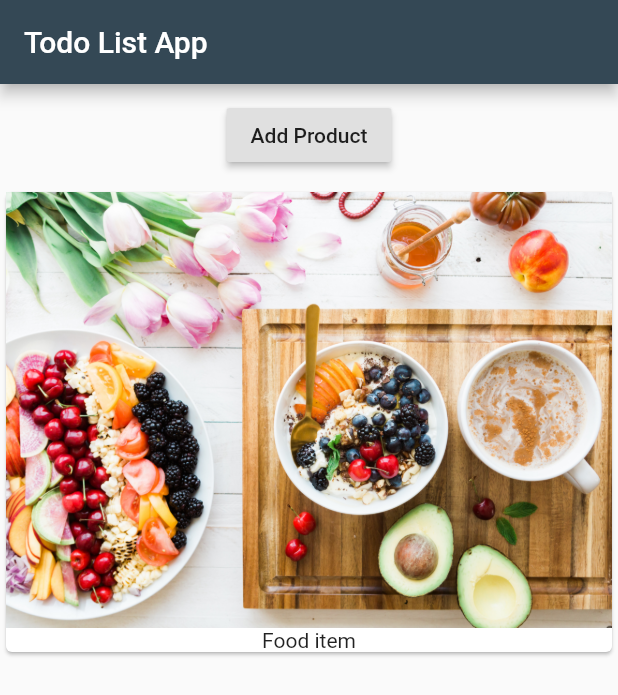
After one commit to AlexeyNovichenko/flutterUniverse, a Flutter app: the screen it shows after launch, on a phone screen of 412 x 824 dp. The commit adds this screen. Shown: the top 695 px of the screen. Run offline on Flutter 3.47's test engine with Material 2 defaults, Android fonts, the phone set to English and light mode, and no system bars.

Commit message:
Modules created

```diff
--- a/todo_app/my_todo_app/lib/main.dart
+++ b/todo_app/my_todo_app/lib/main.dart
@@ -1,21 +1,12 @@
 import "package:flutter/material.dart";
+
+import "./product_manager.dart";
 
 void main() {
   runApp(MyApp());
 }
 
-class MyApp extends StatefulWidget {
-  @override
-  State<StatefulWidget> createState() {
-    return (_MyAppState());
-  }
-}
-
-class _MyAppState extends State<MyApp> {
-  //Adding a property, "products" which is a List of generic type String
-
-  List<String> _product = ["Food item"];
-
+class MyApp extends StatelessWidget {
   @override
   Widget build(BuildContext context) {
     return MaterialApp(
@@ -25,35 +16,10 @@ class _MyAppState extends State<MyApp> {
           backgroundColor: Color.fromRGBO(52, 72, 85, 1),
         ),
         body: SafeArea(
-          child: Column(
-            children: <Widget>[
-              Container(
-                margin: EdgeInsets.all(10.0),
-                child: RaisedButton(
-                  onPressed: () {
-                    setState(() {
-                      _product.add("New food item");
-                      print(_product);
-                    });
-                  },
-                  child: Text("Add Product"),
-                  splashColor: Color.fromRGBO(52, 72, 85, 1),
-                ),
-              ),
-              Column(
-                children: _product
-                .map((element) => Card(
-                    child: Column(
-                      children: <Widget>[
-                        Image.asset("images/fruit.jpg"),
-                        Text(element),
-                      ],
-                    ),
-                  ),
-                ).toList(),
-              )
-            ],
-          ),
+          //Creating a file for the following Container and this container is
+          //now available in ProductManager class i.e. product_manager.dart
+          child: ProductManager()
+          //This content is now moved to Products.dart
         ),
       ),
     );
--- /dev/null
+++ b/todo_app/my_todo_app/lib/product_manager.dart
@@ -0,0 +1,38 @@
+import "package:flutter/material.dart";
+import "./products.dart";
+
+class ProductManager extends StatefulWidget {
+  @override
+  State<StatefulWidget> createState() {
+    return (_ProjectManagerState());
+  }
+}
+
+class _ProjectManagerState extends State<ProductManager> {
+  //Adding a property, "products" which is a List of generic type String
+  List<String> _product = ["Food item"];
+
+  @override
+  Widget build(BuildContext context) {
+    return Column(
+          children: <Widget>[
+            Container(
+              margin: EdgeInsets.all(10.0),
+              child: RaisedButton(
+                onPressed: () {
+                  setState(() {
+                    _product.add("New food item");
+                    print(_product);
+                  });
+                },
+              child: Text("Add Product"),
+              splashColor: Color.fromRGBO(52, 72, 85, 1),
+            ),
+          ),
+
+          //Calling the Products class i.e. products.dart
+          Products(_product),
+        ]
+    );
+  }
+}
--- /dev/null
+++ b/todo_app/my_todo_app/lib/products.dart
@@ -0,0 +1,24 @@
+import "package:flutter/material.dart";
+
+class Products extends StatelessWidget {
+
+  final List<String> product;
+
+  Products(this.product);
+
+  @override
+  Widget build(BuildContext context) {
+    return Column(
+      children: product //This product refers to the variable, product, of class Products
+      .map((element) => Card(
+          child: Column(
+            children: <Widget>[
+              Image.asset("images/fruit.jpg"),
+              Text(element),
+            ],
+          ),
+        ),
+      ).toList(),
+    );
+  }
+}
```
